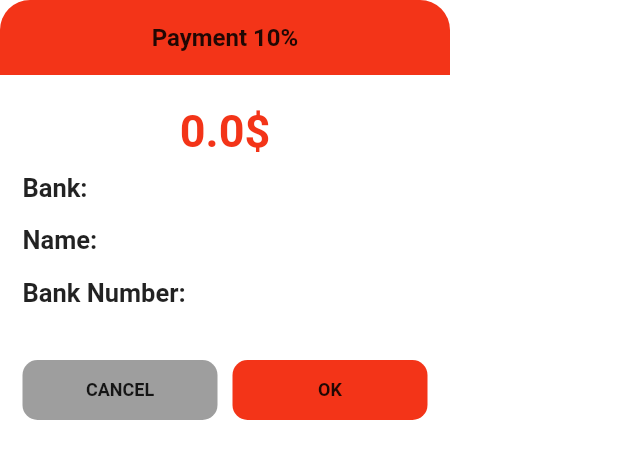
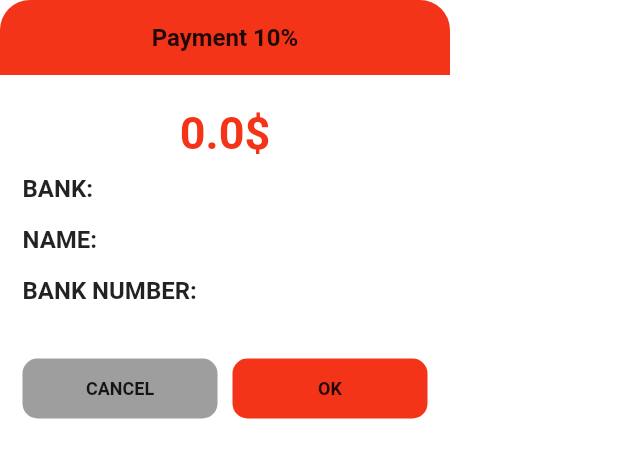
Before and after one commit to npst6/flutter_booking_mobile_app, a Flutter app: the PopUpBankTransfer widget shown alone on an empty page, opened directly with empty values, on a phone screen of 412 x 824 dp. Shown: the top 459 px of the screen. Run offline on Flutter 3.47's test engine with Material 2 defaults, Android fonts, the phone set to English and light mode, and no system bars; our stand-ins replace cloud_firestore, firebase_auth, firebase_core, firebase_storage, flutter_svg, fluttertoast and 3 more; missing offline and left inert: date_range_picker; accounts and stored records are empty; network calls fail.

Commit message:
fix bugggggg

```diff
--- a/lib/app/booking/widget/pop_up_bank_transfer.dart
+++ b/lib/app/booking/widget/pop_up_bank_transfer.dart
@@ -2,6 +2,7 @@
 
 import 'package:flutter/material.dart';
 import 'package:flutter/cupertino.dart';
+import 'package:flutter/widgets.dart';
 import 'package:flutter_booking_mobile_app/ui/color.dart';
 import 'package:flutter_booking_mobile_app/base/x_button.dart';
 import 'package:flutter_booking_mobile_app/model/my_home_stay.dart';
@@ -113,11 +114,11 @@ class PopUpBankTransfer extends StatelessWidget {
                   children: [
                     Text(
                       ///Text
-                      "Bank: ",
+                      "Bank: ".toUpperCase(),
 
                       style: TextStyle(
                         ///Text size
-                        fontSize: 17,
+                        fontSize: 16,
 
                         ///Text weight
                         fontWeight: FontWeight.w700,
@@ -129,7 +130,7 @@ class PopUpBankTransfer extends StatelessWidget {
 
                       style: TextStyle(
                         ///Text size
-                        fontSize: 16,
+                        fontSize: 14,
 
                         ///Text weight
                         fontWeight: FontWeight.w700,
@@ -147,19 +148,7 @@ class PopUpBankTransfer extends StatelessWidget {
                   children: [
                     Text(
                       ///Text
-                      "Name: ",
-
-                      style: TextStyle(
-                        ///Text size
-                        fontSize: 17,
-
-                        ///Text weight
-                        fontWeight: FontWeight.w700,
-                      ),
-                    ),
-                    Text(
-                      ///Text
-                      myHomeStay.accountNameBank.toUpperCase(),
+                      "Name: ".toUpperCase(),
 
                       style: TextStyle(
                         ///Text size
@@ -167,6 +156,27 @@ class PopUpBankTransfer extends StatelessWidget {
 
                         ///Text weight
                         fontWeight: FontWeight.w700,
+                      ),
+                    ),
+
+                    const SizedBox(
+                      width: 10,
+                    ),
+
+                    Expanded(
+                      child: Text(
+                        ///Text
+                        myHomeStay.accountNameBank.toUpperCase(),
+
+                        textAlign: TextAlign.end,
+
+                        style: TextStyle(
+                          ///Text size
+                          fontSize: 14,
+
+                          ///Text weight
+                          fontWeight: FontWeight.w700,
+                        ),
                       ),
                     ),
                   ],
@@ -181,11 +191,11 @@ class PopUpBankTransfer extends StatelessWidget {
                   children: [
                     Text(
                       ///Text
-                      "Bank Number: ",
+                      "Bank Number: ".toUpperCase(),
 
                       style: TextStyle(
                         ///Text size
-                        fontSize: 17,
+                        fontSize: 16,
 
                         ///Text weight
                         fontWeight: FontWeight.w700,
@@ -197,7 +207,7 @@ class PopUpBankTransfer extends StatelessWidget {
 
                       style: TextStyle(
                         ///Text size
-                        fontSize: 16,
+                        fontSize: 14,
 
                         ///Text weight
                         fontWeight: FontWeight.w700,
--- a/lib/app/detail_home_stay/detail_home_stay_screen.dart
+++ b/lib/app/detail_home_stay/detail_home_stay_screen.dart
@@ -205,7 +205,8 @@ class _DetailHomeStayScreenState extends State<DetailHomeStayScreen> {
                               const SizedBox(
                                 width: 10,
                               ),
-                              Text(
+                              Expanded(
+                                child: Text(
                                   ///Text
                                   "${widget.room.address}, ${widget.room.city}",
 
@@ -215,6 +216,7 @@ class _DetailHomeStayScreenState extends State<DetailHomeStayScreen> {
                                   style: TextStyle(
                                     ///Text spacing
                                     letterSpacing: .6,
+                                  ),
                                 ),
                               ),
                             ],
--- a/lib/app/profile/profile_screen.dart
+++ b/lib/app/profile/profile_screen.dart
@@ -450,7 +450,7 @@ class _ProfileScreenState extends State<ProfileScreen> {
             ///Left
             left: 5,
 
-            child: GestureDetector(
+            child: InkWell(
               ///onTap
               onTap: () {
                 Navigator.pop(context);
```
Also changed, not shown: 1 other file. Lines whose indentation alone changed are shown as unchanged.
